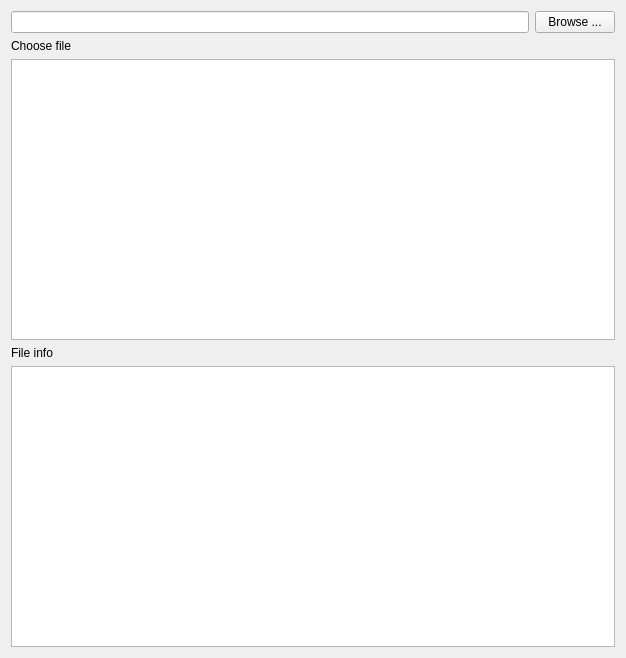
Qt form src/file_browser.ui (GennadiiBolkunov/search-engine) before a commit.
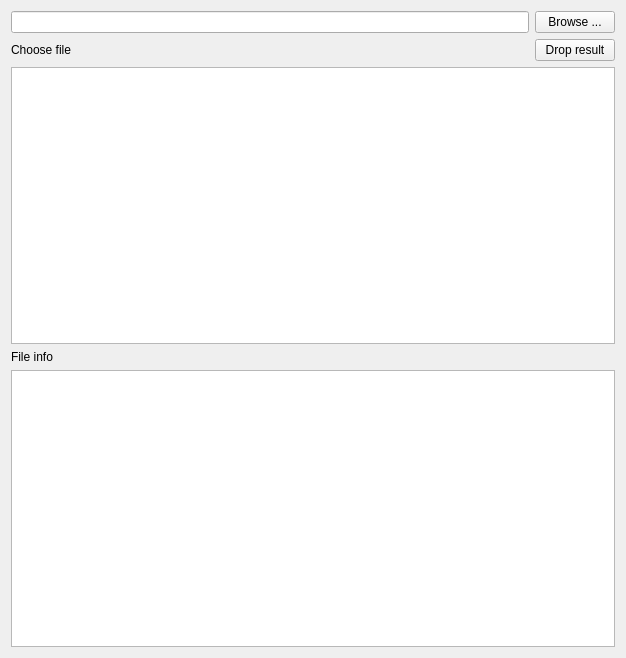
The same form after that commit.

```diff
--- a/src/file_browser.ui
+++ b/src/file_browser.ui
@@ -46,6 +46,13 @@
      <item row="2" column="0" colspan="2">
       <widget class="QListWidget" name="listWidget"/>
      </item>
+     <item row="1" column="1">
+      <widget class="QPushButton" name="dropButton">
+       <property name="text">
+        <string>Drop result</string>
+       </property>
+      </widget>
+     </item>
     </layout>
    </item>
   </layout>
```
